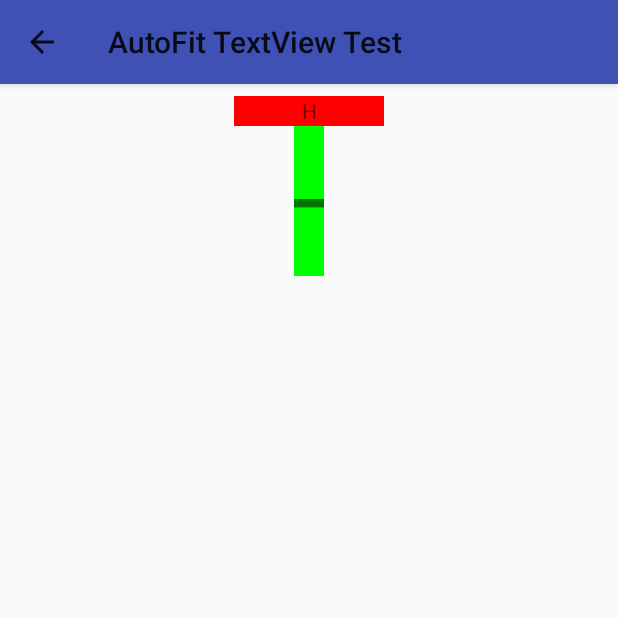
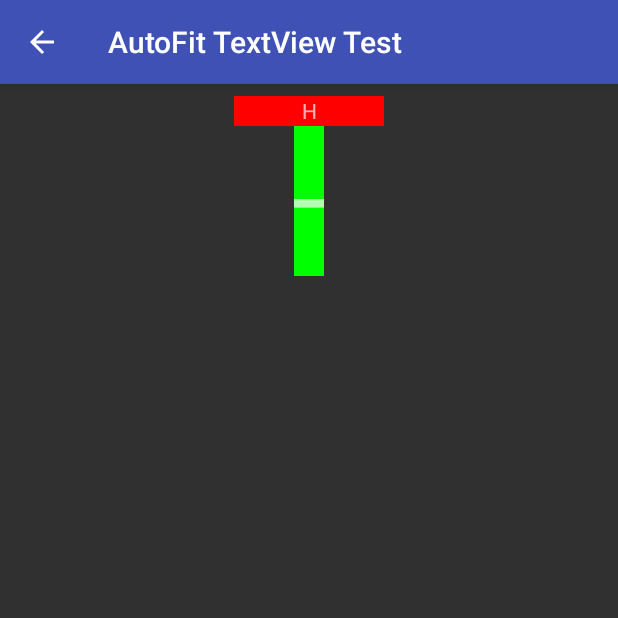
Before and after one commit to MFlisar/tests, an Android app: the TestAutoFitTextViewActivity screen opened directly, with no data from a screen before it, on a phone screen of 412 x 824 dp, the top half of it. Run offline under Robolectric (Android 15) with nearby library versions, the phone set to English and light mode, and no system bars; our stand-ins replace data binding.

```diff
--- a/app/src/main/res/values/styles.xml
+++ b/app/src/main/res/values/styles.xml
@@ -1,6 +1,6 @@
 <resources>
 
-    <style name="AppTheme" parent="MaterialTheme.Light">
+    <style name="AppTheme" parent="MaterialTheme.Light.DarkToolbar.ActionBar">
         <item name="colorPrimary">@color/colorPrimary</item>
         <item name="colorPrimaryDark">@color/colorPrimaryDark</item>
         <item name="colorAccent">@color/colorAccent</item>
```
